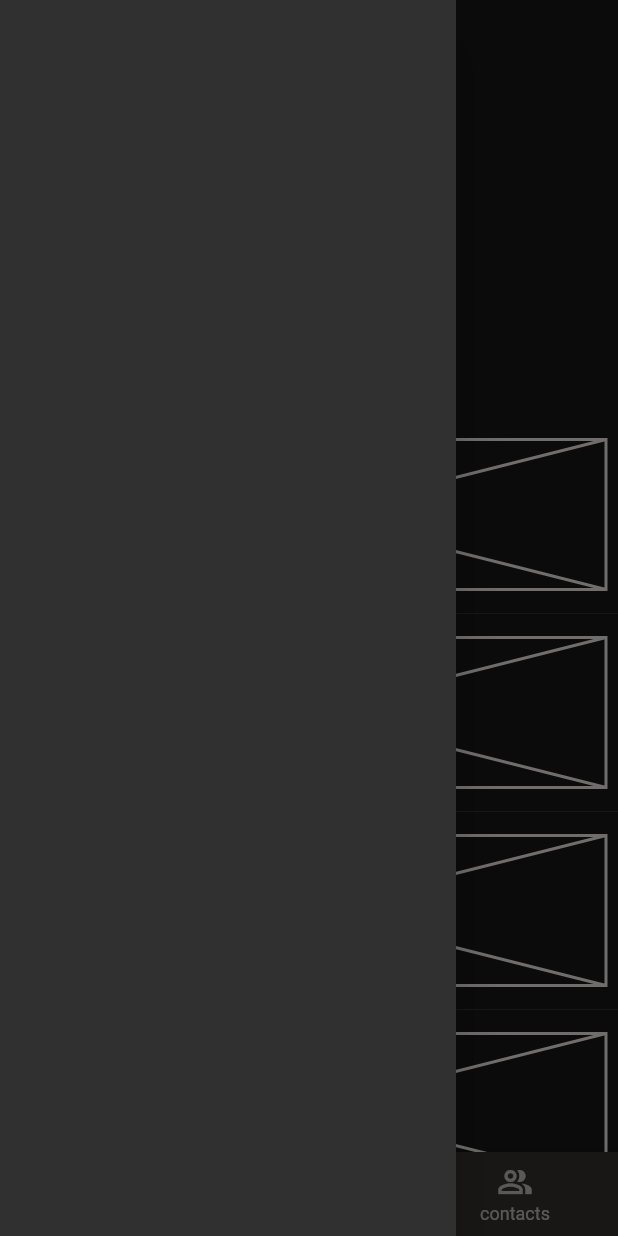
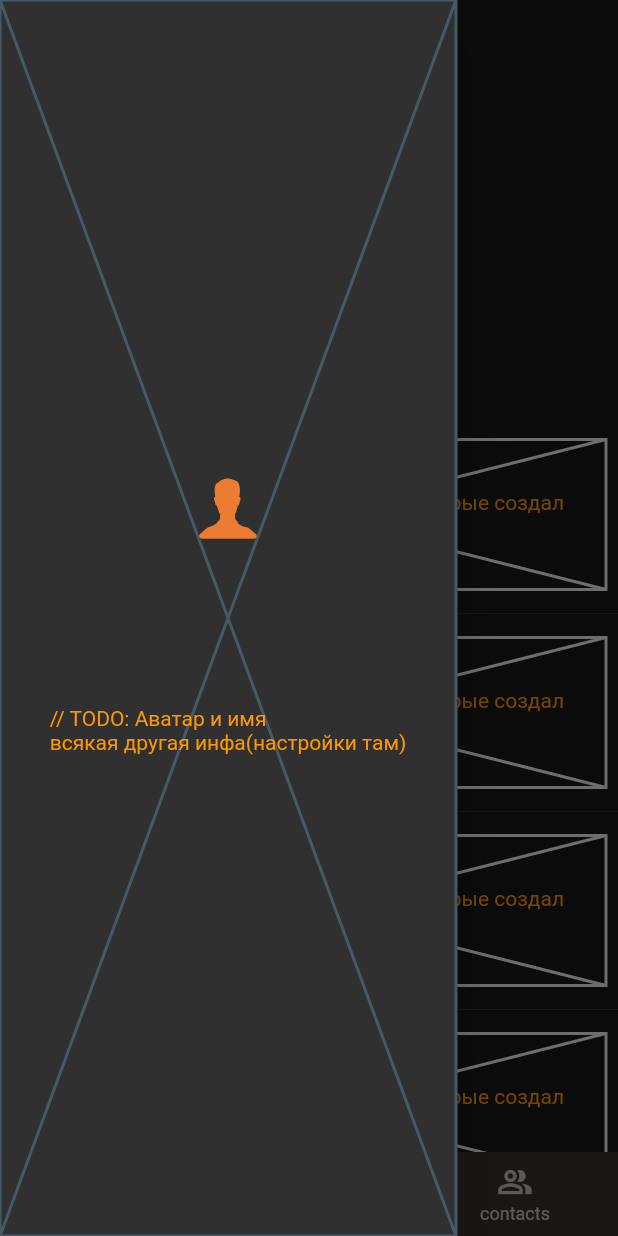
Before and after one commit to EgorP51/local-connect, a Flutter app: the screen it shows after launch, with the side drawer open, on a phone screen of 412 x 824 dp. Run offline on Flutter 3.47's test engine with Material 2 defaults, Android fonts, the phone set to English and light mode, and no system bars; our stand-ins replace auto_route, bloc, equatable, flutter_bloc, gap; generated files the repository leaves out were written again.

```diff
--- a/lib/core/navigation/app_router.dart
+++ b/lib/core/navigation/app_router.dart
@@ -4,6 +4,7 @@ import 'package:local_connect/features/external_requests/presentation/pages/exte
 import 'package:local_connect/features/home/home_page.dart';
 import 'package:local_connect/features/my_requests/presentation/pages/new_request_page.dart';
 import 'package:local_connect/features/my_requests/presentation/pages/requests_page.dart';
+import 'package:local_connect/features/profile/pages/profile_page.dart';
 
 part 'app_router.gr.dart';
 
@@ -35,6 +36,10 @@ class AppRouter extends _$AppRouter {
         page: NewRequestRoute.page,
         path: '/new_request',
       ),
+      AutoRoute(
+        page: ProfileRoute.page,
+        path: '/profile',
+      ),
     ];
   }
 }
--- a/lib/features/home/home_page.dart
+++ b/lib/features/home/home_page.dart
@@ -3,6 +3,7 @@ import 'package:flutter/cupertino.dart';
 import 'package:flutter/material.dart';
 import 'package:local_connect/core/navigation/app_router.dart';
 import 'package:local_connect/core/ui/app_colors.dart';
+import 'package:local_connect/features/home/widgets/home_drawer.dart';
 
 @RoutePage()
 class HomePage extends StatelessWidget {
@@ -19,7 +20,7 @@ class HomePage extends StatelessWidget {
       builder: (context, child, _) {
         final tabsRouter = AutoTabsRouter.of(context);
         return Scaffold(
-          drawer: const Drawer(),
+          drawer: const HomeDrawer(),
           backgroundColor: AppColors.black,
           appBar: AppBar(
             title: Text(context.topRoute.name),
--- /dev/null
+++ b/lib/features/home/widgets/home_drawer.dart
@@ -0,0 +1,45 @@
+import 'package:auto_route/auto_route.dart';
+import 'package:flutter/cupertino.dart';
+import 'package:flutter/material.dart';
+import 'package:gap/gap.dart';
+import 'package:local_connect/core/navigation/app_router.dart';
+import 'package:local_connect/core/ui/app_colors.dart';
+
+class HomeDrawer extends StatelessWidget {
+  const HomeDrawer({super.key});
+
+  @override
+  Widget build(BuildContext context) {
+    return Drawer(
+      child: Placeholder(
+        child: Center(
+          child: Column(
+            mainAxisSize: MainAxisSize.min,
+            children: [
+              GestureDetector(
+                child: const Icon(
+                  CupertinoIcons.person_alt,
+                  color: AppColors.orange,
+                  size: 50,
+                ),
+                onTap: () {
+                  context.router.push(const ProfileRoute());
+                },
+              ),
+              const Gap(100),
+              const Padding(
+                padding: EdgeInsets.all(8.0),
+                child: Text(
+                  '// TODO: Аватар и имя\nвсякая другая инфа(настройки там)',
+                  style: TextStyle(
+                    color: Colors.orange,
+                  ),
+                ),
+              ),
+            ],
+          ),
+        ),
+      ),
+    );
+  }
+}
--- a/lib/features/my_requests/presentation/widgets/requests_widget.dart
+++ b/lib/features/my_requests/presentation/widgets/requests_widget.dart
@@ -78,6 +78,17 @@ class RequestsTile extends StatelessWidget {
         height: 100,
         child: Placeholder(
           color: AppColors.white,
+          child: Center(
+            child: Padding(
+              padding: EdgeInsets.all(8.0),
+              child: Text(
+                '// TODO: тут будут последние запросы которые создал пользователь',
+                style: TextStyle(
+                  color: Colors.orange,
+                ),
+              ),
+            ),
+          ),
         ),
       ),
     );
--- /dev/null
+++ b/lib/features/profile/manager/profile_event.dart
@@ -0,0 +1,5 @@
+part of 'profile_bloc.dart';
+
+abstract class ProfileEvent extends Equatable {
+  const ProfileEvent();
+}
```
Also changed, not shown: lib/features/contacts/presentation/widgets/contacts_widget.dart (+13 -1 lines), lib/features/external_requests/presentation/widgets/external_requests_widget.dart (+13 -1 lines), lib/features/my_requests/presentation/widgets/new_request_widget.dart (+13 -0 lines), lib/features/profile/manager/profile_bloc.dart (added, +15 -0 lines), lib/features/profile/manager/profile_state.dart (added, +10 -0 lines), lib/features/profile/pages/profile_page.dart (added, +13 -0 lines), lib/features/profile/widgets/profile_widget.dart (added, +25 -0 lines).
